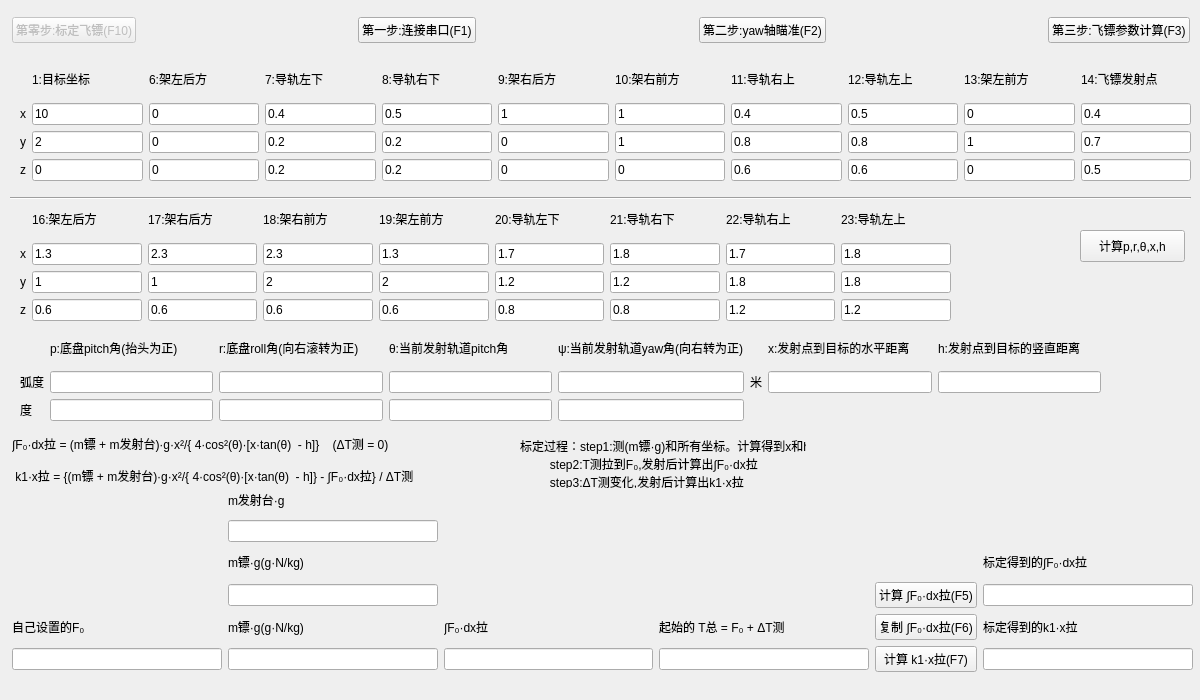
Above: 05testDartByTS/testdartcomputingbyts.ui from KangweiYang/dartRack_upper before the change. Below: the same form after it.
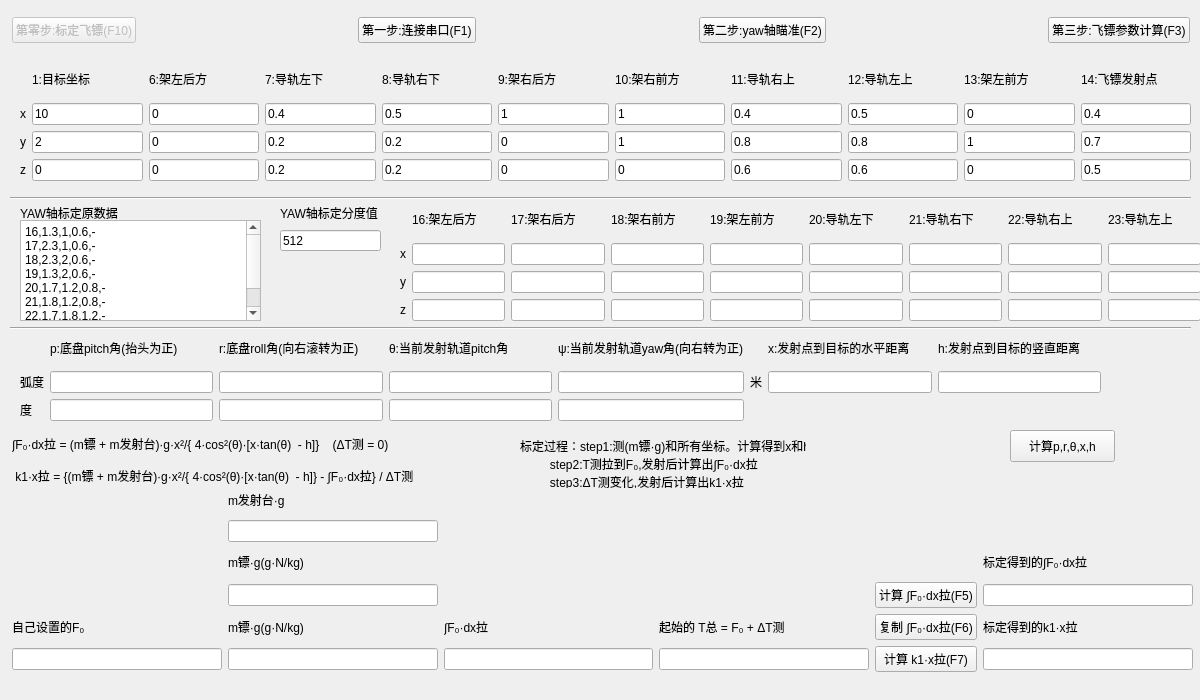
That is the form after the change.

Commit message: 完成了yaw轴标定原数据录入代码，已测试完毕

What changed in the file:
```diff
--- a/05testDartByTS/testdartcomputingbyts.ui
+++ b/05testDartByTS/testdartcomputingbyts.ui
@@ -616,8 +616,8 @@
   <widget class="QPushButton" name="computeXandHPushButton">
    <property name="geometry">
     <rect>
-     <x>1080</x>
-     <y>230</y>
+     <x>1010</x>
+     <y>430</y>
      <width>105</width>
      <height>32</height>
     </rect>
@@ -767,19 +767,15 @@
   <widget class="QWidget" name="layoutWidget_2">
    <property name="geometry">
     <rect>
-     <x>20</x>
+     <x>400</x>
      <y>200</y>
-     <width>931</width>
+     <width>801</width>
      <height>121</height>
     </rect>
    </property>
    <layout class="QGridLayout" name="gridLayout_5">
     <item row="1" column="8">
-     <widget class="QLineEdit" name="leadLFCXLineEdit">
-      <property name="text">
-       <string>1.8</string>
-      </property>
-     </widget>
+     <widget class="QLineEdit" name="leadLFCXLineEdit"/>
     </item>
     <item row="0" column="6">
      <widget class="QLabel" name="setaLabel_35">
@@ -791,63 +787,39 @@
     <item row="1" column="1">
      <widget class="QLineEdit" name="rackLBCXLineEdit">
       <property name="text">
-       <string>1.3</string>
+       <string/>
       </property>
      </widget>
     </item>
     <item row="1" column="3">
-     <widget class="QLineEdit" name="rackRFCXLineEdit">
-      <property name="text">
-       <string>2.3</string>
-      </property>
-     </widget>
+     <widget class="QLineEdit" name="rackRFCXLineEdit"/>
     </item>
     <item row="2" column="4">
-     <widget class="QLineEdit" name="rackLFCYLineEdit">
-      <property name="text">
-       <string>2</string>
-      </property>
-     </widget>
+     <widget class="QLineEdit" name="rackLFCYLineEdit"/>
     </item>
     <item row="1" column="2">
      <widget class="QLineEdit" name="rackRBCXLineEdit">
       <property name="text">
-       <string>2.3</string>
+       <string/>
       </property>
      </widget>
     </item>
     <item row="1" column="4">
-     <widget class="QLineEdit" name="rackLFCXLineEdit">
-      <property name="text">
-       <string>1.3</string>
-      </property>
-     </widget>
+     <widget class="QLineEdit" name="rackLFCXLineEdit"/>
     </item>
     <item row="1" column="7">
-     <widget class="QLineEdit" name="leadRFCXLineEdit">
-      <property name="text">
-       <string>1.7</string>
-      </property>
-     </widget>
+     <widget class="QLineEdit" name="leadRFCXLineEdit"/>
     </item>
     <item row="2" column="5">
-     <widget class="QLineEdit" name="leadLBCYLineEdit">
-      <property name="text">
-       <string>1.2</string>
-      </property>
-     </widget>
+     <widget class="QLineEdit" name="leadLBCYLineEdit"/>
     </item>
     <item row="1" column="5">
-     <widget class="QLineEdit" name="leadLBCXLineEdit">
-      <property name="text">
-       <string>1.7</string>
-      </property>
-     </widget>
+     <widget class="QLineEdit" name="leadLBCXLineEdit"/>
     </item>
     <item row="3" column="1">
      <widget class="QLineEdit" name="rackLBCZLineEdit">
       <property name="text">
-       <string>0.6</string>
+       <string/>
       </property>
      </widget>
     </item>
@@ -868,16 +840,12 @@
     <item row="2" column="1">
      <widget class="QLineEdit" name="rackLBCYLineEdit">
       <property name="text">
-       <string>1</string>
+       <string/>
       </property>
      </widget>
     </item>
     <item row="1" column="6">
-     <widget class="QLineEdit" name="leadRBCXLineEdit">
-      <property name="text">
-       <string>1.8</string>
-      </property>
-     </widget>
+     <widget class="QLineEdit" name="leadRBCXLineEdit"/>
     </item>
     <item row="0" column="7">
      <widget class="QLabel" name="setaLabel_46">
@@ -896,30 +864,18 @@
     <item row="3" column="2">
      <widget class="QLineEdit" name="rackRBCZLineEdit">
       <property name="text">
-       <string>0.6</string>
+       <string/>
       </property>
      </widget>
     </item>
     <item row="3" column="8">
-     <widget class="QLineEdit" name="leadLFCZLineEdit">
-      <property name="text">
-       <string>1.2</string>
-      </property>
-     </widget>
+     <widget class="QLineEdit" name="leadLFCZLineEdit"/>
     </item>
     <item row="2" column="7">
-     <widget class="QLineEdit" name="leadRFCYLineEdit">
-      <property name="text">
-       <string>1.8</string>
-      </property>
-     </widget>
+     <widget class="QLineEdit" name="leadRFCYLineEdit"/>
     </item>
     <item row="3" column="3">
-     <widget class="QLineEdit" name="rackRFCZLineEdit">
-      <property name="text">
-       <string>0.6</string>
-      </property>
-     </widget>
+     <widget class="QLineEdit" name="rackRFCZLineEdit"/>
     </item>
     <item row="0" column="2">
      <widget class="QLabel" name="setaLabel_37">
@@ -936,32 +892,16 @@
      </widget>
     </item>
     <item row="2" column="8">
-     <widget class="QLineEdit" name="leadLFCYLineEdit">
-      <property name="text">
-       <string>1.8</string>
-      </property>
-     </widget>
+     <widget class="QLineEdit" name="leadLFCYLineEdit"/>
     </item>
     <item row="2" column="3">
-     <widget class="QLineEdit" name="rackRFCYLineEdit">
-      <property name="text">
-       <string>2</string>
-      </property>
-     </widget>
+     <widget class="QLineEdit" name="rackRFCYLineEdit"/>
     </item>
     <item row="3" column="5">
-     <widget class="QLineEdit" name="leadLBCZLineEdit">
-      <property name="text">
-       <string>0.8</string>
-      </property>
-     </widget>
+     <widget class="QLineEdit" name="leadLBCZLineEdit"/>
     </item>
     <item row="3" column="7">
-     <widget class="QLineEdit" name="leadRFCZLineEdit">
-      <property name="text">
-       <string>1.2</string>
-      </property>
-     </widget>
+     <widget class="QLineEdit" name="leadRFCZLineEdit"/>
     </item>
     <item row="0" column="1">
      <widget class="QLabel" name="setaLabel_40">
@@ -971,11 +911,7 @@
      </widget>
     </item>
     <item row="3" column="6">
-     <widget class="QLineEdit" name="leadRBCZLineEdit">
-      <property name="text">
-       <string>0.8</string>
-      </property>
-     </widget>
+     <widget class="QLineEdit" name="leadRBCZLineEdit"/>
     </item>
     <item row="0" column="3">
      <widget class="QLabel" name="setaLabel_36">
@@ -987,16 +923,12 @@
     <item row="2" column="2">
      <widget class="QLineEdit" name="rackRBCYLineEdit">
       <property name="text">
-       <string>1</string>
+       <string/>
       </property>
      </widget>
     </item>
     <item row="2" column="6">
-     <widget class="QLineEdit" name="leadRBCYLineEdit">
-      <property name="text">
-       <string>1.2</string>
-      </property>
-     </widget>
+     <widget class="QLineEdit" name="leadRBCYLineEdit"/>
     </item>
     <item row="0" column="5">
      <widget class="QLabel" name="setaLabel_42">
@@ -1006,11 +938,7 @@
      </widget>
     </item>
     <item row="3" column="4">
-     <widget class="QLineEdit" name="rackLFCZLineEdit">
-      <property name="text">
-       <string>0.6</string>
-      </property>
-     </widget>
+     <widget class="QLineEdit" name="rackLFCZLineEdit"/>
     </item>
     <item row="3" column="0">
      <widget class="QLabel" name="setaLabel_38">
@@ -1021,6 +949,78 @@
     </item>
    </layout>
   </widget>
+  <widget class="QPlainTextEdit" name="leadYawCoordsDataPlainTextEdit">
+   <property name="geometry">
+    <rect>
+     <x>20</x>
+     <y>220</y>
+     <width>241</width>
+     <height>101</height>
+    </rect>
+   </property>
+   <property name="plainText">
+    <string>16,1.3,1,0.6,-
+17,2.3,1,0.6,-
+18,2.3,2,0.6,-
+19,1.3,2,0.6,-
+20,1.7,1.2,0.8,-
+21,1.8,1.2,0.8,-
+22,1.7,1.8,1.2,-
+23,1.8,1.8,1.2,-</string>
+   </property>
+  </widget>
+  <widget class="QLabel" name="setaLabel_45">
+   <property name="geometry">
+    <rect>
+     <x>20</x>
+     <y>200</y>
+     <width>111</width>
+     <height>26</height>
+    </rect>
+   </property>
+   <property name="text">
+    <string>YAW轴标定原数据</string>
+   </property>
+  </widget>
+  <widget class="Line" name="line_2">
+   <property name="geometry">
+    <rect>
+     <x>10</x>
+     <y>320</y>
+     <width>1181</width>
+     <height>16</height>
+    </rect>
+   </property>
+   <property name="orientation">
+    <enum>Qt::Orientation::Horizontal</enum>
+   </property>
+  </widget>
+  <widget class="QLabel" name="setaLabel_47">
+   <property name="geometry">
+    <rect>
+     <x>280</x>
+     <y>200</y>
+     <width>111</width>
+     <height>26</height>
+    </rect>
+   </property>
+   <property name="text">
+    <string>YAW轴标定分度值</string>
+   </property>
+  </widget>
+  <widget class="QLineEdit" name="leadYawIntervalLineEdit">
+   <property name="geometry">
+    <rect>
+     <x>280</x>
+     <y>230</y>
+     <width>101</width>
+     <height>21</height>
+    </rect>
+   </property>
+   <property name="text">
+    <string>512</string>
+   </property>
+  </widget>
  </widget>
  <tabstops>
   <tabstop>f0LineEditInput</tabstop>
```
The commit also changes 3 other files.
